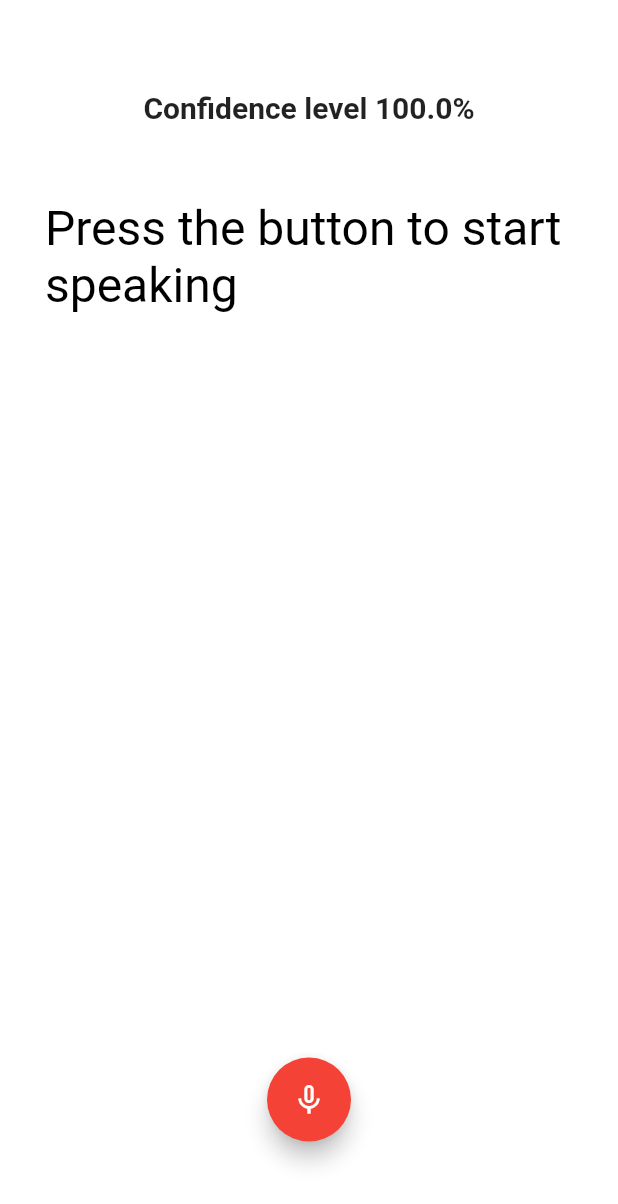
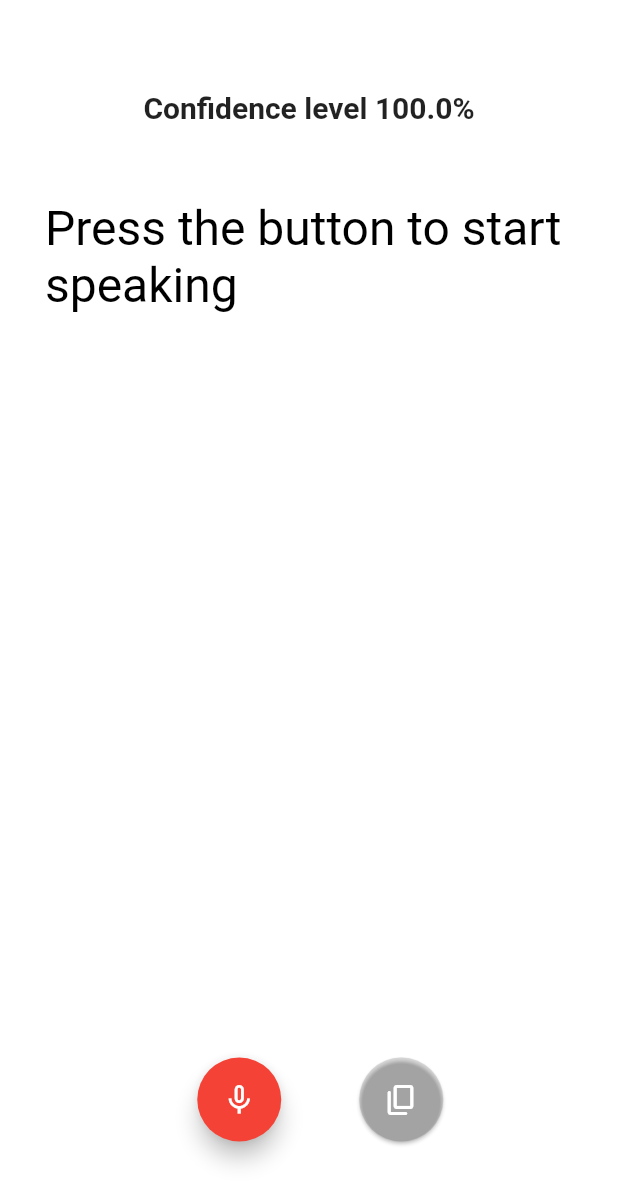
Before and after one commit to JAtoms/FlutterUI---FluVoice, a Flutter app: the screen it shows after launch, on a phone screen of 412 x 824 dp. Shown: the top 1204 px of the screen. Run offline on Flutter 3.47's test engine with Material 2 defaults, Android fonts, the light colour scheme and no system bars; drawn by our look-alikes of avatar_glow; our stand-ins replace speech_to_text; missing offline and left inert: clipboard, highlight_text.

Commit message:
Final refactor

```diff
--- a/lib/main.dart
+++ b/lib/main.dart
@@ -1,6 +1,7 @@
 import 'dart:collection';
 
 import 'package:avatar_glow/avatar_glow.dart';
+import 'package:clipboard/clipboard.dart';
 import 'package:flutter/material.dart';
 import 'package:speech_to_text/speech_to_text.dart' as stt;
 import 'package:highlight_text/highlight_text.dart';
@@ -38,6 +39,7 @@ class _SpeechScreenState extends State<SpeechScreen> {
 
   late stt.SpeechToText speech;
   String promptText = "Press the button to start speaking";
+  String speechText = '';
   double confidence = 1.0;
 
   @override
@@ -52,8 +54,10 @@ class _SpeechScreenState extends State<SpeechScreen> {
   Widget build(BuildContext context) {
     return Scaffold(
       backgroundColor: Colors.white,
-      floatingActionButtonLocation: FloatingActionButtonLocation.centerFloat,
-      floatingActionButton: AvatarGlow(
+      floatingActionButton: Row(
+          mainAxisAlignment: MainAxisAlignment.center,
+          children: [
+            AvatarGlow(
               endRadius: 75,
               animate: isListening,
               glowColor: Colors.red,
@@ -64,6 +68,15 @@ class _SpeechScreenState extends State<SpeechScreen> {
                 ),
                 onPressed: listenToSpeech,
               ),
+            ),
+            SizedBox(width: 5),
+            FloatingActionButton(
+              elevation: speechText.isNotEmpty ? 6 : 1,
+              backgroundColor: speechText.isNotEmpty ? Colors.red : Colors.black12,
+              child: Icon(Icons.copy_rounded),
+              onPressed: textHighLight,
+            )
+          ],
       ),
       body: Column(
         children: [
@@ -102,6 +115,12 @@ class _SpeechScreenState extends State<SpeechScreen> {
     );
   }
 
+  void textHighLight(){
+    if(speechText.isNotEmpty){
+      FlutterClipboard.copy(speechText);
+    }
+  }
+
   void listenToSpeech() async {
     if (!isListening) {
       bool available = await speech.initialize(
@@ -121,6 +140,7 @@ class _SpeechScreenState extends State<SpeechScreen> {
         speech.listen(
           onResult: (val) => setState(() {
             promptText = val.recognizedWords;
+            speechText = val.recognizedWords;
             if (val.hasConfidenceRating && val.confidence > 0) {
               confidence = val.confidence;
             }
```
Also changed, not shown: lib/speech_highLights.dart (+37 -41 lines), pubspec.yaml (+10 -0 lines), pubspec.lock, 1 other file. Lines whose indentation alone changed are shown as unchanged.
